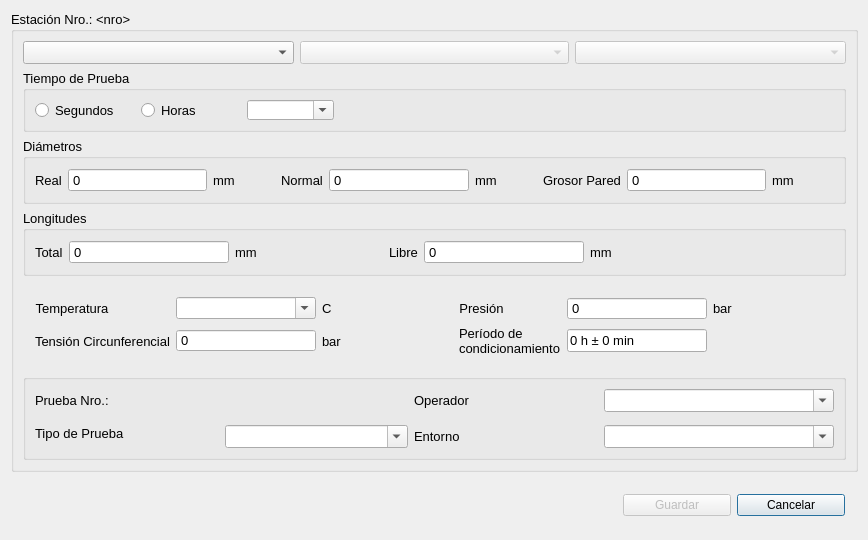
First picture: the form in DataCollector/setstation.controller.ui, repository eastanganelli/HoopTesting_DataCollector, before the edit.
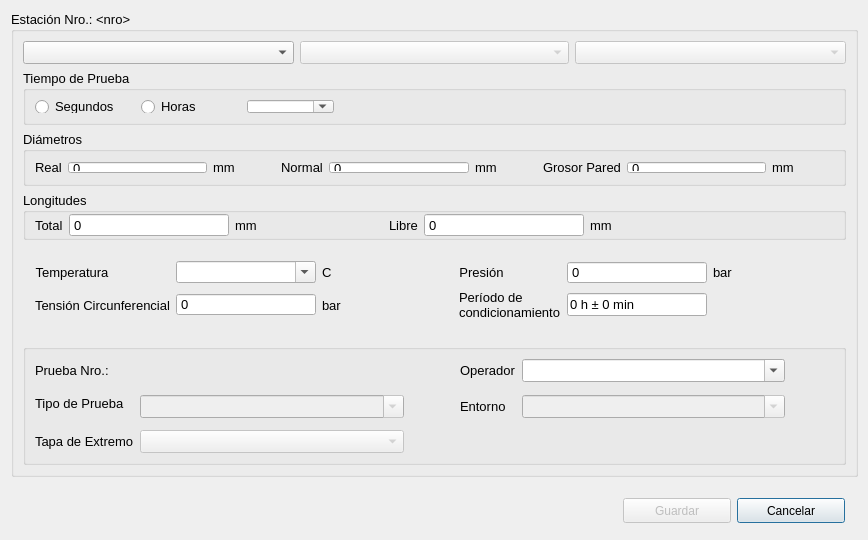
Second picture: the form after the edit. Icons and pictures are not drawn.

The edit to the form file:
```diff
--- a/DataCollector/setstation.controller.ui
+++ b/DataCollector/setstation.controller.ui
@@ -28,6 +28,9 @@
   <property name="windowTitle">
    <string>Configuración de Estación</string>
   </property>
+  <property name="windowIcon">
+   <iconset theme="applications-utilities"/>
+  </property>
   <property name="modal">
    <bool>true</bool>
   </property>
@@ -35,7 +38,7 @@
    <item row="0" column="0">
     <widget class="QGroupBox" name="gpParameters">
      <property name="sizePolicy">
-      <sizepolicy hsizetype="Minimum" vsizetype="Minimum">
+      <sizepolicy hsizetype="Preferred" vsizetype="Preferred">
        <horstretch>0</horstretch>
        <verstretch>0</verstretch>
       </sizepolicy>
@@ -67,11 +70,17 @@
       <item row="3" column="0" colspan="3">
        <widget class="QGroupBox" name="gpLengths">
         <property name="sizePolicy">
-         <sizepolicy hsizetype="Preferred" vsizetype="Preferred">
+         <sizepolicy hsizetype="Preferred" vsizetype="Fixed">
           <horstretch>0</horstretch>
           <verstretch>0</verstretch>
          </sizepolicy>
         </property>
+        <property name="maximumSize">
+         <size>
+          <width>16777215</width>
+          <height>55</height>
+         </size>
+        </property>
         <property name="font">
          <font>
           <pointsize>10</pointsize>
@@ -81,6 +90,15 @@
          <string>Longitudes</string>
         </property>
         <layout class="QHBoxLayout" name="horizontalLayout_4">
+         <property name="spacing">
+          <number>6</number>
+         </property>
+         <property name="topMargin">
+          <number>0</number>
+         </property>
+         <property name="bottomMargin">
+          <number>0</number>
+         </property>
          <item>
           <widget class="QLabel" name="lblLenTotal">
            <property name="sizePolicy">
@@ -214,6 +232,12 @@
       </item>
       <item row="4" column="0" colspan="3">
        <widget class="QGroupBox" name="gpOthers">
+        <property name="sizePolicy">
+         <sizepolicy hsizetype="Preferred" vsizetype="Fixed">
+          <horstretch>0</horstretch>
+          <verstretch>0</verstretch>
+         </sizepolicy>
+        </property>
         <property name="font">
          <font>
           <pointsize>10</pointsize>
@@ -230,20 +254,86 @@
         <property name="flat">
          <bool>true</bool>
         </property>
+        <property name="checkable">
+         <bool>false</bool>
+        </property>
         <layout class="QGridLayout" name="gridLayout_3">
-         <item row="0" column="1">
-          <widget class="QComboBox" name="cbTemp">
+         <property name="verticalSpacing">
+          <number>6</number>
+         </property>
+         <item row="0" column="6">
+          <widget class="QLabel" name="lblTypePressure_2">
+           <property name="sizePolicy">
+            <sizepolicy hsizetype="Fixed" vsizetype="Preferred">
+             <horstretch>0</horstretch>
+             <verstretch>0</verstretch>
+            </sizepolicy>
+           </property>
+           <property name="font">
+            <font>
+             <pointsize>10</pointsize>
+            </font>
+           </property>
+           <property name="text">
+            <string>bar</string>
+           </property>
+          </widget>
+         </item>
+         <item row="1" column="6">
+          <widget class="QLabel" name="label_6">
+           <property name="text">
+            <string/>
+           </property>
+          </widget>
+         </item>
+         <item row="1" column="5">
+          <widget class="QLineEdit" name="txtCondPeriod">
+           <property name="enabled">
+            <bool>true</bool>
+           </property>
            <property name="minimumSize">
             <size>
-             <width>140</width>
+             <width>80</width>
              <height>0</height>
             </size>
            </property>
-           <property name="editable">
-            <bool>true</bool>
+           <property name="font">
+            <font>
+             <pointsize>10</pointsize>
+            </font>
            </property>
-           <property name="frame">
-            <bool>true</bool>
+           <property name="text">
+            <string>0 h ± 0 min</string>
+           </property>
+           <property name="maxLength">
+            <number>40</number>
+           </property>
+           <property name="readOnly">
+            <bool>false</bool>
+           </property>
+           <property name="placeholderText">
+            <string/>
+           </property>
+          </widget>
+         </item>
+         <item row="0" column="4">
+          <widget class="QLabel" name="lblPressure">
+           <property name="sizePolicy">
+            <sizepolicy hsizetype="Fixed" vsizetype="Preferred">
+             <horstretch>0</horstretch>
+             <verstretch>0</verstretch>
+            </sizepolicy>
+           </property>
+           <property name="font">
+            <font>
+             <pointsize>10</pointsize>
+            </font>
+           </property>
+           <property name="text">
+            <string>Presión</string>
+           </property>
+           <property name="alignment">
+            <set>Qt::AlignCenter</set>
            </property>
           </widget>
          </item>
@@ -271,39 +361,21 @@
            </property>
           </widget>
          </item>
-         <item row="1" column="2">
-          <widget class="QLabel" name="lblTypePressure_1">
-           <property name="sizePolicy">
-            <sizepolicy hsizetype="Fixed" vsizetype="Preferred">
-             <horstretch>0</horstretch>
-             <verstretch>0</verstretch>
-            </sizepolicy>
-           </property>
-           <property name="font">
-            <font>
-             <pointsize>10</pointsize>
-            </font>
-           </property>
-           <property name="text">
-            <string>bar</string>
-           </property>
-          </widget>
-         </item>
-         <item row="0" column="3" rowspan="2">
-          <spacer name="horizontalSpacer">
-           <property name="orientation">
-            <enum>Qt::Horizontal</enum>
-           </property>
-           <property name="sizeType">
-            <enum>QSizePolicy::Preferred</enum>
-           </property>
-           <property name="sizeHint" stdset="0">
+         <item row="0" column="1">
+          <widget class="QComboBox" name="cbTemp">
+           <property name="minimumSize">
             <size>
-             <width>211</width>
-             <height>20</height>
+             <width>140</width>
+             <height>0</height>
             </size>
            </property>
-          </spacer>
+           <property name="editable">
+            <bool>true</bool>
+           </property>
+           <property name="frame">
+            <bool>true</bool>
+           </property>
+          </widget>
          </item>
          <item row="0" column="2">
           <widget class="QLabel" name="lblTypeTemp">
@@ -392,14 +464,41 @@
            </property>
           </widget>
          </item>
-         <item row="1" column="6">
-          <widget class="QLabel" name="label_6">
+         <item row="1" column="2">
+          <widget class="QLabel" name="lblTypePressure_1">
+           <property name="sizePolicy">
+            <sizepolicy hsizetype="Fixed" vsizetype="Preferred">
+             <horstretch>0</horstretch>
+             <verstretch>0</verstretch>
+            </sizepolicy>
+           </property>
+           <property name="font">
+            <font>
+             <pointsize>10</pointsize>
+            </font>
+           </property>
            <property name="text">
-            <string/>
+            <string>bar</string>
            </property>
           </widget>
          </item>
-         <item row="0" column="7" rowspan="2">
+         <item row="0" column="3" rowspan="3">
+          <spacer name="horizontalSpacer">
+           <property name="orientation">
+            <enum>Qt::Horizontal</enum>
+           </property>
+           <property name="sizeType">
+            <enum>QSizePolicy::Preferred</enum>
+           </property>
+           <property name="sizeHint" stdset="0">
+            <size>
+             <width>211</width>
+             <height>20</height>
+            </size>
+           </property>
+          </spacer>
+         </item>
+         <item row="0" column="7" rowspan="3">
           <spacer name="horizontalSpacer_2">
            <property name="orientation">
             <enum>Qt::Horizontal</enum>
@@ -448,75 +547,6 @@
            </property>
           </widget>
          </item>
-         <item row="1" column="5">
-          <widget class="QLineEdit" name="txtCondPeriod">
-           <property name="enabled">
-            <bool>true</bool>
-           </property>
-           <property name="minimumSize">
-            <size>
-             <width>80</width>
-             <height>0</height>
-            </size>
-           </property>
-           <property name="font">
-            <font>
-             <pointsize>10</pointsize>
-            </font>
-           </property>
-           <property name="text">
-            <string>0 h ± 0 min</string>
-           </property>
-           <property name="maxLength">
-            <number>40</number>
-           </property>
-           <property name="readOnly">
-            <bool>false</bool>
-           </property>
-           <property name="placeholderText">
-            <string/>
-           </property>
-          </widget>
-         </item>
-         <item row="0" column="6">
-          <widget class="QLabel" name="lblTypePressure_2">
-           <property name="sizePolicy">
-            <sizepolicy hsizetype="Fixed" vsizetype="Preferred">
-             <horstretch>0</horstretch>
-             <verstretch>0</verstretch>
-            </sizepolicy>
-           </property>
-           <property name="font">
-            <font>
-             <pointsize>10</pointsize>
-            </font>
-           </property>
-           <property name="text">
-            <string>bar</string>
-           </property>
-          </widget>
-         </item>
-         <item row="0" column="4">
-          <widget class="QLabel" name="lblPressure">
-           <property name="sizePolicy">
-            <sizepolicy hsizetype="Fixed" vsizetype="Preferred">
-             <horstretch>0</horstretch>
-             <verstretch>0</verstretch>
-            </sizepolicy>
-           </property>
-           <property name="font">
-            <font>
-             <pointsize>10</pointsize>
-            </font>
-           </property>
-           <property name="text">
-            <string>Presión</string>
-           </property>
-           <property name="alignment">
-            <set>Qt::AlignCenter</set>
-           </property>
-          </widget>
-         </item>
         </layout>
        </widget>
       </item>
@@ -532,10 +562,16 @@
       </item>
       <item row="1" column="0" colspan="3">
        <widget class="QGroupBox" name="gpTestTime">
+        <property name="sizePolicy">
+         <sizepolicy hsizetype="Preferred" vsizetype="Fixed">
+          <horstretch>0</horstretch>
+          <verstretch>0</verstretch>
+         </sizepolicy>
+        </property>
         <property name="maximumSize">
          <size>
           <width>16777215</width>
-          <height>62</height>
+          <height>55</height>
          </size>
         </property>
         <property name="font">
@@ -619,6 +655,18 @@
       </item>
       <item row="2" column="0" colspan="3">
        <widget class="QGroupBox" name="groupBox_2">
+        <property name="sizePolicy">
+         <sizepolicy hsizetype="Preferred" vsizetype="Fixed">
+          <horstretch>0</horstretch>
+          <verstretch>0</verstretch>
+         </sizepolicy>
+        </property>
+        <property name="maximumSize">
+         <size>
+          <width>16777215</width>
+          <height>55</height>
+         </size>
+        </property>
         <property name="font">
          <font>
           <pointsize>10</pointsize>
@@ -839,21 +887,80 @@
       </item>
       <item row="5" column="0" colspan="3">
        <widget class="QGroupBox" name="groupBox">
+        <property name="sizePolicy">
+         <sizepolicy hsizetype="Preferred" vsizetype="Fixed">
+          <horstretch>0</horstretch>
+          <verstretch>0</verstretch>
+         </sizepolicy>
+        </property>
         <property name="title">
          <string/>
         </property>
         <layout class="QGridLayout" name="gridLayout_5">
+         <item row="4" column="0">
+          <widget class="QLabel" name="lblEndCap">
+           <property name="font">
+            <font>
+             <pointsize>10</pointsize>
+            </font>
+           </property>
+           <property name="text">
+            <string>Tapa de Extremo</string>
+           </property>
+          </widget>
+         </item>
+         <item row="2" column="3">
+          <widget class="QLabel" name="lblEnviroment">
+           <property name="text">
+            <string>Entorno</string>
+           </property>
+          </widget>
+         </item>
+         <item row="2" column="4">
+          <widget class="QComboBox" name="cbBoxEnviroment">
+           <property name="enabled">
+            <bool>false</bool>
+           </property>
+           <property name="editable">
+            <bool>true</bool>
+           </property>
+          </widget>
+         </item>
+         <item row="0" column="0">
+          <widget class="QLabel" name="lblSpecimen">
+           <property name="sizePolicy">
+            <sizepolicy hsizetype="Fixed" vsizetype="Fixed">
+             <horstretch>0</horstretch>
+             <verstretch>0</verstretch>
+            </sizepolicy>
+           </property>
+           <property name="maximumSize">
+            <size>
+             <width>16777215</width>
+             <height>30</height>
+            </size>
+           </property>
+           <property name="font">
+            <font>
+             <pointsize>10</pointsize>
+            </font>
+           </property>
+           <property name="text">
+            <string>Prueba Nro.: &lt;nro&gt;</string>
+           </property>
+          </widget>
+         </item>
          <item row="1" column="0" rowspan="2">
           <widget class="QLabel" name="lblTypeTest">
            <property name="sizePolicy">
-            <sizepolicy hsizetype="Preferred" vsizetype="Minimum">
+            <sizepolicy hsizetype="Fixed" vsizetype="Minimum">
              <horstretch>0</horstretch>
              <verstretch>0</verstretch>
             </sizepolicy>
            </property>
            <property name="minimumSize">
             <size>
-             <width>0</width>
+             <width>39</width>
              <height>30</height>
             </size>
            </property>
@@ -862,38 +969,15 @@
            </property>
           </widget>
          </item>
-         <item row="0" column="2">
-          <widget class="QLabel" name="lblOperator">
-           <property name="sizePolicy">
-            <sizepolicy hsizetype="Preferred" vsizetype="Fixed">
-             <horstretch>0</horstretch>
-             <verstretch>0</verstretch>
-            </sizepolicy>
-           </property>
-           <property name="text">
-            <string>Operador</string>
-           </property>
-          </widget>
-         </item>
          <item row="2" column="1">
           <widget class="QComboBox" name="cbBoxTestType">
-           <property name="editable">
-            <bool>true</bool>
+           <property name="enabled">
+            <bool>false</bool>
            </property>
-          </widget>
-         </item>
-         <item row="0" column="0">
-          <widget class="QLabel" name="lblSpecimen">
-           <property name="sizePolicy">
-            <sizepolicy hsizetype="Preferred" vsizetype="Fixed">
-             <horstretch>0</horstretch>
-             <verstretch>0</verstretch>
-            </sizepolicy>
-           </property>
-           <property name="maximumSize">
+           <property name="minimumSize">
             <size>
-             <width>16777215</width>
-             <height>30</height>
+             <width>190</width>
+             <height>0</height>
             </size>
            </property>
            <property name="font">
@@ -901,12 +985,18 @@
              <pointsize>10</pointsize>
             </font>
            </property>
-           <property name="text">
-            <string>Prueba Nro.: &lt;nro&gt;</string>
+           <property name="editable">
+            <bool>true</bool>
+           </property>
+           <property name="sizeAdjustPolicy">
+            <enum>QComboBox::AdjustToContentsOnFirstShow</enum>
+           </property>
+           <property name="frame">
+            <bool>true</bool>
            </property>
           </widget>
          </item>
-         <item row="0" column="3">
+         <item row="0" column="4">
           <widget class="QComboBox" name="cbBoxOperator">
            <property name="sizePolicy">
             <sizepolicy hsizetype="Minimum" vsizetype="Fixed">
@@ -916,29 +1006,75 @@
            </property>
            <property name="minimumSize">
             <size>
-             <width>230</width>
+             <width>190</width>
              <height>0</height>
             </size>
            </property>
            <property name="editable">
             <bool>true</bool>
            </property>
+           <property name="sizeAdjustPolicy">
+            <enum>QComboBox::AdjustToContentsOnFirstShow</enum>
+           </property>
           </widget>
          </item>
-         <item row="2" column="2">
-          <widget class="QLabel" name="lblEnviroment">
+         <item row="0" column="3">
+          <widget class="QLabel" name="lblOperator">
+           <property name="sizePolicy">
+            <sizepolicy hsizetype="Fixed" vsizetype="Fixed">
+             <horstretch>0</horstretch>
+             <verstretch>0</verstretch>
+            </sizepolicy>
+           </property>
            <property name="text">
-            <string>Entorno</string>
+            <string>Operador</string>
            </property>
           </widget>
          </item>
-         <item row="2" column="3">
-          <widget class="QComboBox" name="cbBoxEnviroment">
-           <property name="editable">
-            <bool>true</bool>
+         <item row="4" column="1">
+          <widget class="QComboBox" name="cbBoxEndCap">
+           <property name="enabled">
+            <bool>false</bool>
            </property>
+           <property name="font">
+            <font>
+             <pointsize>10</pointsize>
+            </font>
+           </property>
           </widget>
          </item>
+         <item row="0" column="2" rowspan="4">
+          <spacer name="horizontalSpacer_10">
+           <property name="orientation">
+            <enum>Qt::Horizontal</enum>
+           </property>
+           <property name="sizeType">
+            <enum>QSizePolicy::Fixed</enum>
+           </property>
+           <property name="sizeHint" stdset="0">
+            <size>
+             <width>50</width>
+             <height>20</height>
+            </size>
+           </property>
+          </spacer>
+         </item>
+         <item row="0" column="5" rowspan="5">
+          <spacer name="horizontalSpacer_11">
+           <property name="orientation">
+            <enum>Qt::Horizontal</enum>
+           </property>
+           <property name="sizeType">
+            <enum>QSizePolicy::Fixed</enum>
+           </property>
+           <property name="sizeHint" stdset="0">
+            <size>
+             <width>49</width>
+             <height>20</height>
+            </size>
+           </property>
+          </spacer>
+         </item>
         </layout>
        </widget>
       </item>
@@ -947,6 +1083,18 @@
    </item>
    <item row="1" column="0">
     <widget class="QGroupBox" name="gbDialogButtons">
+     <property name="sizePolicy">
+      <sizepolicy hsizetype="Preferred" vsizetype="Fixed">
+       <horstretch>0</horstretch>
+       <verstretch>0</verstretch>
+      </sizepolicy>
+     </property>
+     <property name="maximumSize">
+      <size>
+       <width>16777215</width>
+       <height>45</height>
+      </size>
+     </property>
      <property name="styleSheet">
       <string notr="true">#gbDialogButtons {
 	border: none ;
@@ -955,18 +1103,39 @@
      <property name="title">
       <string/>
      </property>
+     <property name="alignment">
+      <set>Qt::AlignJustify|Qt::AlignTop</set>
+     </property>
+     <property name="checkable">
+      <bool>false</bool>
+     </property>
      <layout class="QGridLayout" name="gridLayout_4">
       <item row="0" column="2">
        <widget class="QPushButton" name="btnCancel">
+        <property name="sizePolicy">
+         <sizepolicy hsizetype="Fixed" vsizetype="Fixed">
+          <horstretch>0</horstretch>
+          <verstretch>0</verstretch>
+         </sizepolicy>
+        </property>
+        <property name="minimumSize">
+         <size>
+          <width>0</width>
+          <height>25</height>
+         </size>
+        </property>
         <property name="maximumSize">
          <size>
           <width>110</width>
-          <height>16777215</height>
+          <height>50</height>
          </size>
         </property>
         <property name="text">
          <string>Cancelar</string>
         </property>
+        <property name="autoExclusive">
+         <bool>false</bool>
+        </property>
        </widget>
       </item>
       <item row="0" column="1">
@@ -974,10 +1143,22 @@
         <property name="enabled">
          <bool>false</bool>
         </property>
+        <property name="sizePolicy">
+         <sizepolicy hsizetype="Fixed" vsizetype="Fixed">
+          <horstretch>0</horstretch>
+          <verstretch>0</verstretch>
+         </sizepolicy>
+        </property>
+        <property name="minimumSize">
+         <size>
+          <width>0</width>
+          <height>25</height>
+         </size>
+        </property>
         <property name="maximumSize">
          <size>
           <width>110</width>
-          <height>16777215</height>
+          <height>50</height>
          </size>
         </property>
         <property name="text">
```
